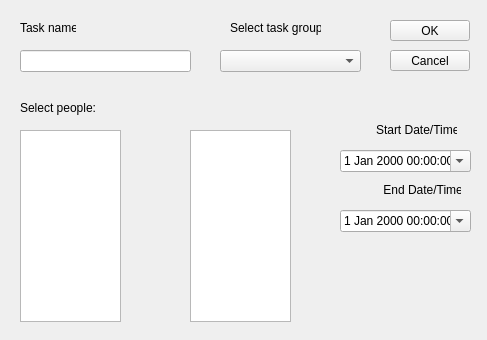
lorenzo-arena/Teeam, file Teeam/addtaskdialog.ui: the form before one commit.
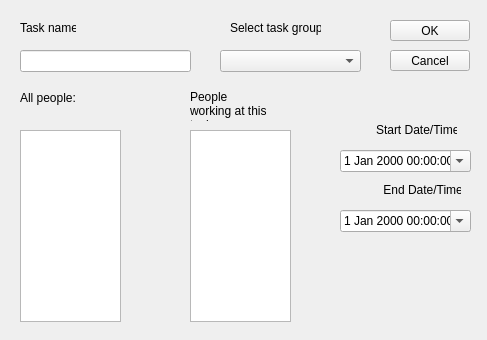
The form after the commit. Icons and pictures are not drawn.

Commit message: TaskDialog refinements

Patch:
```diff
--- a/Teeam/addtaskdialog.ui
+++ b/Teeam/addtaskdialog.ui
@@ -231,13 +231,32 @@
    <property name="geometry">
     <rect>
      <x>20</x>
-     <y>100</y>
+     <y>90</y>
      <width>81</width>
      <height>16</height>
     </rect>
    </property>
    <property name="text">
-    <string>Select people:</string>
+    <string>All people:</string>
+   </property>
+  </widget>
+  <widget class="QLabel" name="label">
+   <property name="geometry">
+    <rect>
+     <x>190</x>
+     <y>90</y>
+     <width>81</width>
+     <height>31</height>
+    </rect>
+   </property>
+   <property name="lineWidth">
+    <number>0</number>
+   </property>
+   <property name="text">
+    <string>&lt;html&gt;&lt;head/&gt;&lt;body&gt;&lt;p&gt;People working at this task:&lt;/p&gt;&lt;/body&gt;&lt;/html&gt;</string>
+   </property>
+   <property name="wordWrap">
+    <bool>true</bool>
    </property>
   </widget>
  </widget>
```
The commit also changes 3 other files.
